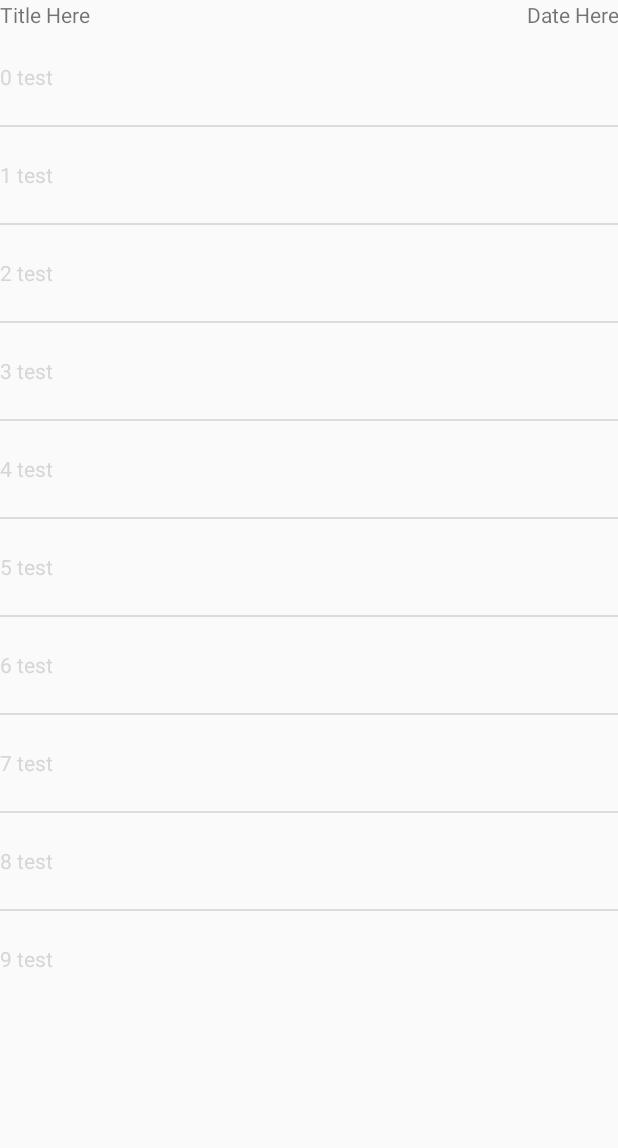
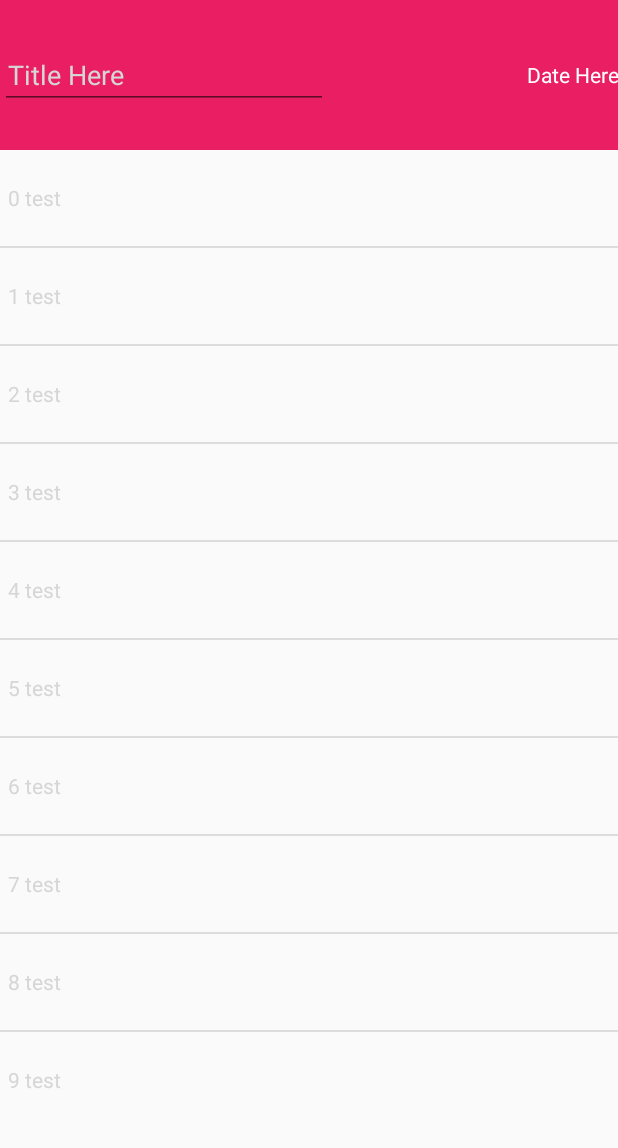
Before and after one commit to jhoeyctian/NoteApp, an Android app: the fragment ToDoFragment placed in its activity, on a phone screen of 412 x 824 dp, the part 84-1232 px from its top. Run offline under Robolectric (Android 15) with nearby library versions, the phone set to English and light mode, and no system bars; libraries missing offline, so code that uses them is left out: com.mikepenz.fontawesome_typeface_library, com.mikepenz.materialdrawer, com.mikepenz.materialize; 1 statement that could not run was skipped.

Commit message:
moved todo list fragment to a dialog fragment editor

```diff
--- a/app/src/main/java/notes/ctian/jhoey/com/noteapp/activities/MainActivity.java
+++ b/app/src/main/java/notes/ctian/jhoey/com/noteapp/activities/MainActivity.java
@@ -21,6 +21,7 @@ import notes.ctian.jhoey.com.noteapp.R;
 import notes.ctian.jhoey.com.noteapp.fragments.NoteListFragment;
 import notes.ctian.jhoey.com.noteapp.fragments.SettingsFragment;
 import notes.ctian.jhoey.com.noteapp.fragments.ToDoFragment;
+import notes.ctian.jhoey.com.noteapp.fragments.ToDoListFragment;
 
 public class MainActivity extends AppCompatActivity
         implements NoteListFragment.OnFragmentInteractionListener {
@@ -74,7 +75,7 @@ public class MainActivity extends AppCompatActivity
                                 case 2:
                                     //calendar
                                     try{
-                                        fragment = new ToDoFragment();
+                                        fragment = new ToDoListFragment();
                                         openFragment(fragment, "Calendar");
                                     }catch (Exception ex){
                                         ex.printStackTrace();
--- a/app/src/main/java/notes/ctian/jhoey/com/noteapp/fragments/ToDoFragment.java
+++ b/app/src/main/java/notes/ctian/jhoey/com/noteapp/fragments/ToDoFragment.java
@@ -18,7 +18,7 @@ import notes.ctian.jhoey.com.noteapp.models.ToDo;
  * Created by jhoey on 4/6/2017.
  */
 
-public class ToDoFragment extends Fragment {
+public class ToDoFragment extends BaseFragment {
 
     ListView todo_list_view;
     TodoListAdapter todoListAdapter;
--- a/app/src/main/res/layout/fragment_todo_list.xml
+++ b/app/src/main/res/layout/fragment_todo_list.xml
@@ -8,21 +8,27 @@
 
     <LinearLayout
         android:layout_width="match_parent"
-        android:layout_height="wrap_content"
-        android:orientation="horizontal">
+        android:layout_height="100dp"
+        android:background="@color/colorPrimary"
+        android:id="@+id/titleLayout">
+
+        <EditText
+            android:layout_width="wrap_content"
+            android:layout_height="wrap_content"
+            android:layout_gravity="left|center_vertical"
+            android:layout_weight="1"
+            android:paddingLeft="5dp"
+            android:text="Title Here"
+            android:textColor="@color/material_drawer_dark_primary_text" />
+
         <TextView
             android:layout_width="wrap_content"
             android:layout_height="wrap_content"
-            android:text="Title Here"
-            android:layout_gravity="left"
-            android:layout_weight="1"/>
-        <TextView
-            android:layout_width="wrap_content"
-            android:layout_height="wrap_content"
-            android:layout_gravity="right"
+            android:layout_gravity="right|center_vertical"
+            android:layout_weight="1"
             android:gravity="right"
             android:text="Date Here"
-            android:layout_weight="1"/>
+            android:textColor="@color/icons_and_text" />
     </LinearLayout>
 
     <ListView
--- a/app/src/main/res/layout/todo_item.xml
+++ b/app/src/main/res/layout/todo_item.xml
@@ -7,6 +7,7 @@
 
     <TextView
         android:id="@+id/todo_text"
+        android:paddingLeft="5dp"
         android:layout_width="match_parent"
         android:layout_height="wrap_content"
         android:layout_gravity="center_vertical"
--- a/app/src/main/res/values/colors.xml
+++ b/app/src/main/res/values/colors.xml
@@ -6,6 +6,6 @@
     <color name="colorAccent">#E040FB</color>
     <color name="primary_text">#212121</color>
     <color name="secondary_text">#757575</color>
-    <color name="icons_and_text">#FFFFFF</color>
+    <color name="icons_and_text">#ffffff</color>
     <color name="divider">#BDBDBD</color>
 </resources>
```
Also changed, not shown: app/src/main/java/notes/ctian/jhoey/com/noteapp/fragments/ToDoListFragment.java (added, +54 -0 lines), app/src/main/res/layout/fragment_todo_summary.xml (added, +23 -0 lines).
